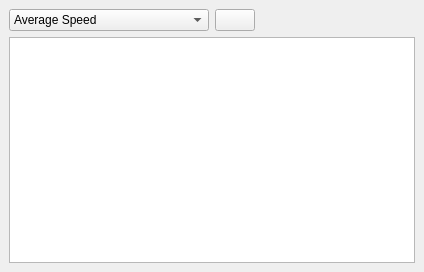
This is DCGUI/Windows/GraphVis.ui in DanielZorin/DataCenters as Qt 5 draws it before an edit. The edited form follows.
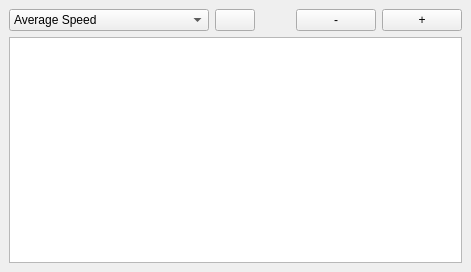
This is the edited form. Icons and pictures are not drawn.

```diff
--- a/DCGUI/Windows/GraphVis.ui
+++ b/DCGUI/Windows/GraphVis.ui
@@ -9,7 +9,7 @@
    <rect>
     <x>0</x>
     <y>0</y>
-    <width>424</width>
+    <width>471</width>
     <height>272</height>
    </rect>
   </property>
@@ -83,6 +83,20 @@
         </property>
        </spacer>
       </item>
+      <item>
+       <widget class="QPushButton" name="scaledown">
+        <property name="text">
+         <string>-</string>
+        </property>
+       </widget>
+      </item>
+      <item>
+       <widget class="QPushButton" name="scaleup">
+        <property name="text">
+         <string>+</string>
+        </property>
+       </widget>
+      </item>
      </layout>
     </item>
     <item>
```
Left out of the diff: 53 changed lines with no effect on the pictures.
